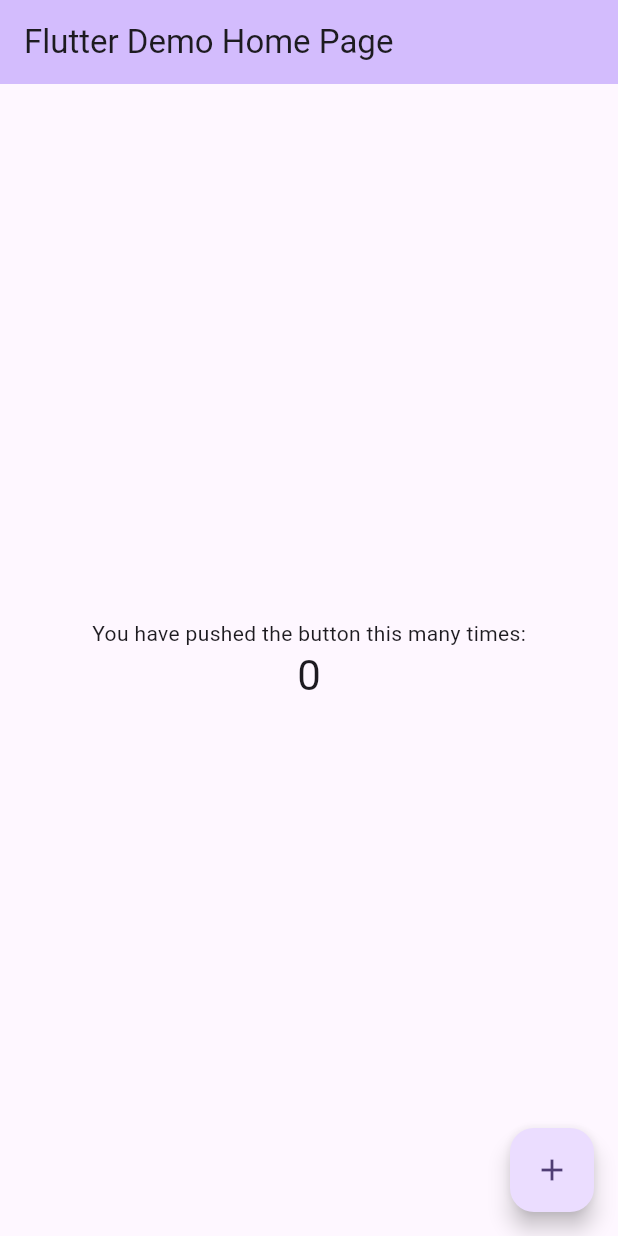
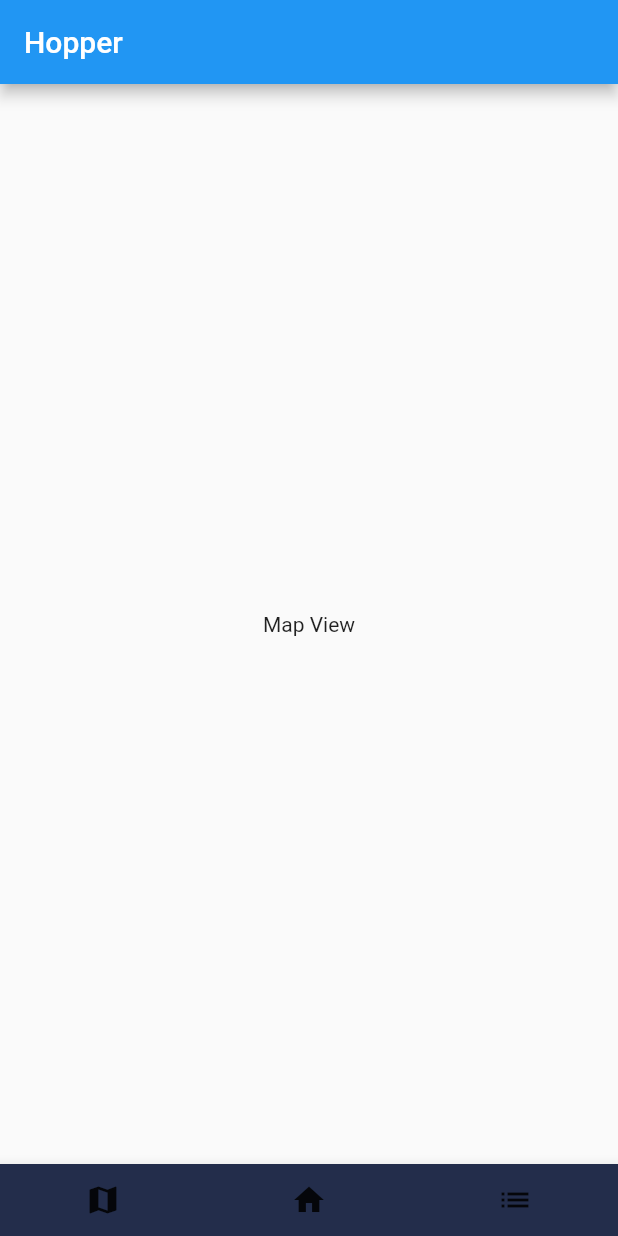
Before and after one commit to Project-Code-UVA/Hopper, a Flutter app: the screen it shows after launch, on a phone screen of 412 x 824 dp. Run offline on Flutter 3.47's test engine with Material 2 defaults, Android fonts, the phone set to English and light mode, and no system bars.

Commit message:
First iteration of toolbar

```diff
--- a/lib/main.dart
+++ b/lib/main.dart
@@ -11,30 +11,82 @@ class MyApp extends StatelessWidget {
   @override
   Widget build(BuildContext context) {
     return MaterialApp(
-      title: 'Flutter Demo',
-      theme: ThemeData(
-        // This is the theme of your application.
-        //
-        // TRY THIS: Try running your application with "flutter run". You'll see
-        // the application has a blue toolbar. Then, without quitting the app,
-        // try changing the seedColor in the colorScheme below to Colors.green
-        // and then invoke "hot reload" (save your changes or press the "hot
-        // reload" button in a Flutter-supported IDE, or press "r" if you used
-        // the command line to start the app).
-        //
-        // Notice that the counter didn't reset back to zero; the application
-        // state is not lost during the reload. To reset the state, use hot
-        // restart instead.
-        //
-        // This works for code too, not just values: Most code changes can be
-        // tested with just a hot reload.
-        colorScheme: ColorScheme.fromSeed(seedColor: Colors.deepPurple),
-        useMaterial3: true,
+      home: Scaffold(
+        appBar: AppBar(
+          title: Text('Hopper'), // Name of the app)
+        ),
+        body: MyMapScreen(), // Your map screen widget
+        bottomNavigationBar: MyBottomAppBar(),
       ),
-      home: const MyHomePage(title: 'Flutter Demo Home Page'),
+    );
+  }
+} // Custom bottom app bar
+
+class MyMapScreen extends StatelessWidget {
+  @override
+  Widget build(BuildContext context) {
+    return Center(
+      child:
+          Text('Map View'), // Display map view here, replace with your widget
     );
   }
 }
+
+class MyBottomAppBar extends StatelessWidget {
+  @override
+  Widget build(BuildContext context) {
+    return BottomAppBar(
+      color:
+          Color.fromRGBO(35, 45, 75, 1), // Set the background color of the bar
+      child: Row(
+        mainAxisAlignment: MainAxisAlignment.spaceAround,
+        children: [
+          IconButton(
+            icon: Icon(Icons.map),
+            onPressed: () {
+              // Handle the map view button press
+            },
+          ),
+          IconButton(
+            icon: Icon(Icons.home),
+            onPressed: () {
+              // Handle the home button press
+            },
+          ),
+          IconButton(
+            icon: Icon(Icons.list),
+            onPressed: () {
+              // Handle the list view button press
+            },
+          ),
+        ],
+      ),
+    );
+  }
+}
+
+//     theme: ThemeData(
+//       // This is the theme of your application.
+//       //
+//       // TRY THIS: Try running your application with "flutter run". You'll see
+//       // the application has a blue toolbar. Then, without quitting the app,
+//       // try changing the seedColor in the colorScheme below to Colors.green
+//       // and then invoke "hot reload" (save your changes or press the "hot
+//       // reload" button in a Flutter-supported IDE, or press "r" if you used
+//       // the command line to start the app).
+//       //
+//       // Notice that the counter didn't reset back to zero; the application
+//       // state is not lost during the reload. To reset the state, use hot
+//       // restart instead.
+//       //
+//       // This works for code too, not just values: Most code changes can be
+//       // tested with just a hot reload.
+//       colorScheme: ColorScheme.fromSeed(seedColor: Colors.deepPurple),
+//       useMaterial3: true,
+//     ),
+//     home: const MyHomePage(title: 'Flutter Demo Home Page'),
+//   );
+// }
 
 class MyHomePage extends StatefulWidget {
   const MyHomePage({super.key, required this.title});
```
